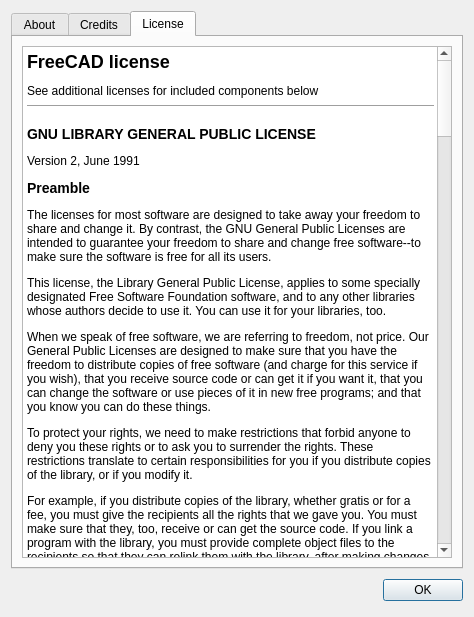
Above: src/Gui/AboutApplication.ui from berndhahnebach/All_FreeCAD before the change. Below: the same form after it.
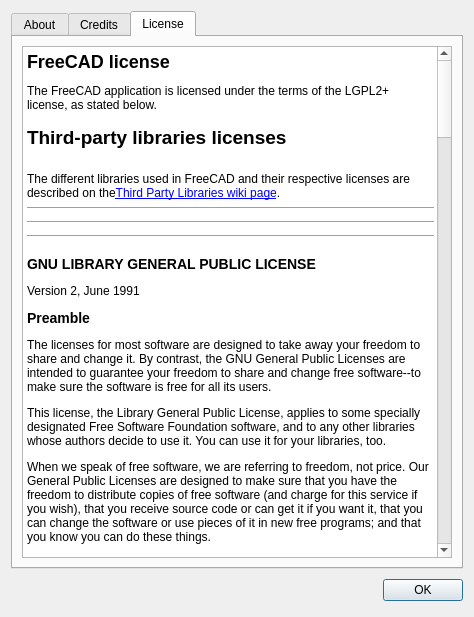
That is the form after the change. The open tabs and pages were chosen to show the change. Icons and pictures are not drawn. Custom widgets are drawn as their Qt base class.

Commit message: Added info about third-party licenses in the About dialog

```diff
--- a/src/Gui/AboutApplication.ui
+++ b/src/Gui/AboutApplication.ui
@@ -430,7 +430,13 @@
 p, li { white-space: pre-wrap; }
 &lt;/style&gt;&lt;/head&gt;&lt;body style=&quot; font-family:'Fira Sans'; font-size:9pt; font-weight:400; font-style:normal;&quot;&gt;
 &lt;p style=&quot; margin-top:16px; margin-bottom:12px; margin-left:0px; margin-right:0px; -qt-block-indent:0; text-indent:0px;&quot;&gt;&lt;span style=&quot; font-size:x-large; font-weight:600;&quot;&gt;FreeCAD license &lt;/span&gt;&lt;/p&gt;
-&lt;p style=&quot; margin-top:0px; margin-bottom:0px; margin-left:0px; margin-right:0px; -qt-block-indent:0; text-indent:0px;&quot;&gt;See additional licenses for included components below&lt;/p&gt;
+&lt;p style=&quot; margin-top:0px; margin-bottom:0px; margin-left:0px; margin-right:0px; -qt-block-indent:0; text-indent:0px;&quot;&gt;The FreeCAD application is licensed under the terms of the LGPL2+ license, as stated below.&lt;/p&gt;
+&lt;p style=&quot;-qt-paragraph-type:empty; margin-top:0px; margin-bottom:0px; margin-left:0px; margin-right:0px; -qt-block-indent:0; text-indent:0px;&quot;&gt;&lt;br /&gt;&lt;/p&gt;
+&lt;p style=&quot; margin-top:0px; margin-bottom:0px; margin-left:0px; margin-right:0px; -qt-block-indent:0; text-indent:0px;&quot;&gt;&lt;span style=&quot; font-size:14pt; font-weight:600;&quot;&gt;Third-party libraries licenses&lt;/span&gt;&lt;/p&gt;
+&lt;p style=&quot;-qt-paragraph-type:empty; margin-top:0px; margin-bottom:0px; margin-left:0px; margin-right:0px; -qt-block-indent:0; text-indent:0px; font-size:14pt; font-weight:600;&quot;&gt;&lt;br /&gt;&lt;/p&gt;
+&lt;p style=&quot; margin-top:0px; margin-bottom:0px; margin-left:0px; margin-right:0px; -qt-block-indent:0; text-indent:0px;&quot;&gt;The different libraries used in FreeCAD and their respective licenses are described on the&lt;a href=&quot;https://www.freecadweb.org/wiki/Third_Party_Libraries&quot;&gt;&lt;span style=&quot; text-decoration: underline; color:#0000ff;&quot;&gt;Third Party Libraries wiki page&lt;/span&gt;&lt;/a&gt;.&lt;/p&gt;
+&lt;hr /&gt;
+&lt;hr /&gt;
 &lt;hr /&gt;
 &lt;p align=&quot;center&quot; style=&quot;-qt-paragraph-type:empty; margin-top:0px; margin-bottom:0px; margin-left:0px; margin-right:0px; -qt-block-indent:0; text-indent:0px;&quot;&gt;&lt;br /&gt;&lt;/p&gt;
 &lt;p style=&quot; margin-top:0px; margin-bottom:0px; margin-left:0px; margin-right:0px; -qt-block-indent:0; text-indent:0px;&quot;&gt;&lt;a name=&quot;SEC1&quot;&gt;&lt;/a&gt;&lt;span style=&quot; font-size:large; font-weight:600;&quot;&gt;G&lt;/span&gt;&lt;span style=&quot; font-size:large; font-weight:600;&quot;&gt;NU LIBRARY GENERAL PUBLIC LICENSE&lt;/span&gt;&lt;/p&gt;
```
Left out of the diff: 2 changed lines with no effect on the pictures.
